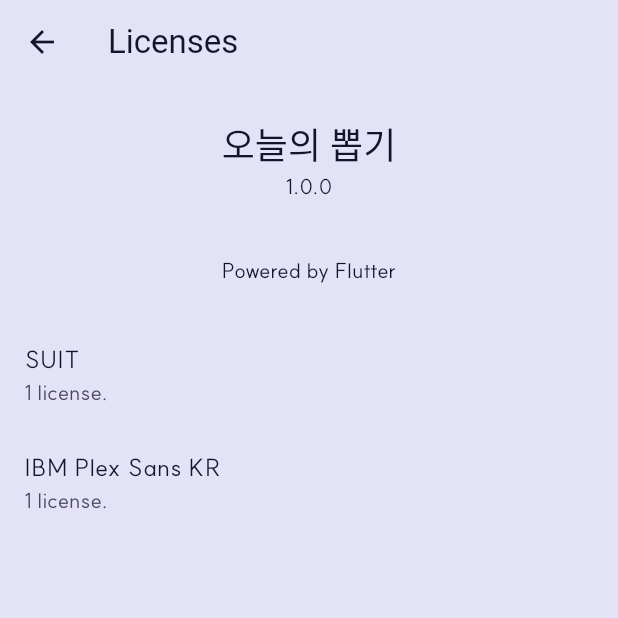
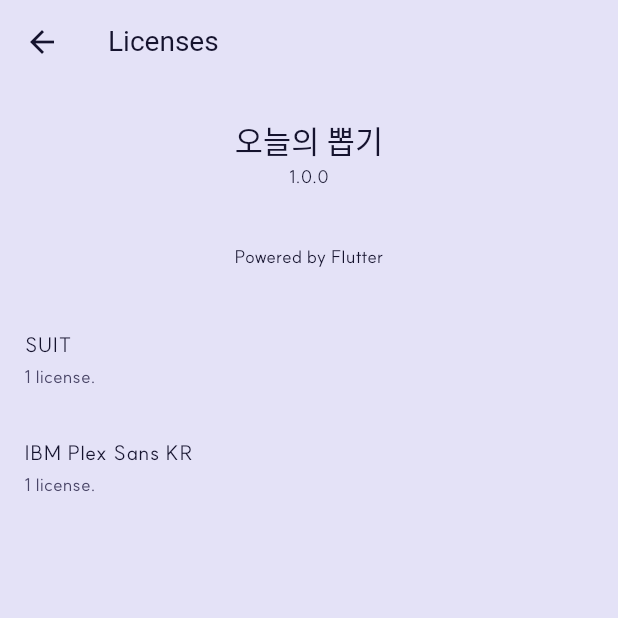
Before and after one commit to shlete/Oppop, a Flutter app: the SettingsScreen screen opened directly, after a tap on "오픈소스 라이선스", on a phone screen of 412 x 824 dp, the top half of it. Run offline on Flutter 3.47's test engine with Material 3 defaults, Android fonts, the phone set to English and light mode, and no system bars; our stand-ins replace flutter_riverpod, google_mobile_ads, share_plus, shared_preferences, web; missing offline and left inert: dart:js_interop, gal; accounts and stored records are empty; network calls fail; Roboto replaces fonts that are missing (IBMPlexSansKR); project files that could hold a hidden picture were left out.

```diff
--- a/lib/features/settings/settings_screen.dart
+++ b/lib/features/settings/settings_screen.dart
@@ -61,10 +61,8 @@ class SettingsScreen extends ConsumerWidget {
             ListTile(
               title: const Text('오픈소스 라이선스'),
               trailing: const Icon(Icons.chevron_right),
-              onTap: () => showLicensePage(
-                context: context,
-                applicationName: '오늘의 뽑기',
-                applicationVersion: appVersion,
+              onTap: () => Navigator.of(context).push(
+                MaterialPageRoute<void>(builder: (_) => const _Licenses()),
               ),
             ),
             const ListTile(
@@ -108,3 +106,22 @@ class SettingsScreen extends ConsumerWidget {
       ..showSnackBar(const SnackBar(content: Text('저장 기록을 모두 지웠어요')));
   }
 }
+
+/// 라이선스 목록은 길어서 이 화면만 글자를 조금 작게 보여준다.
+class _Licenses extends StatelessWidget {
+  const _Licenses();
+
+  @override
+  Widget build(BuildContext context) {
+    final media = MediaQuery.of(context);
+    return MediaQuery(
+      data: media.copyWith(
+        textScaler: TextScaler.linear(media.textScaler.scale(1) * 0.85),
+      ),
+      child: const LicensePage(
+        applicationName: '오늘의 뽑기',
+        applicationVersion: appVersion,
+      ),
+    );
+  }
+}
```
